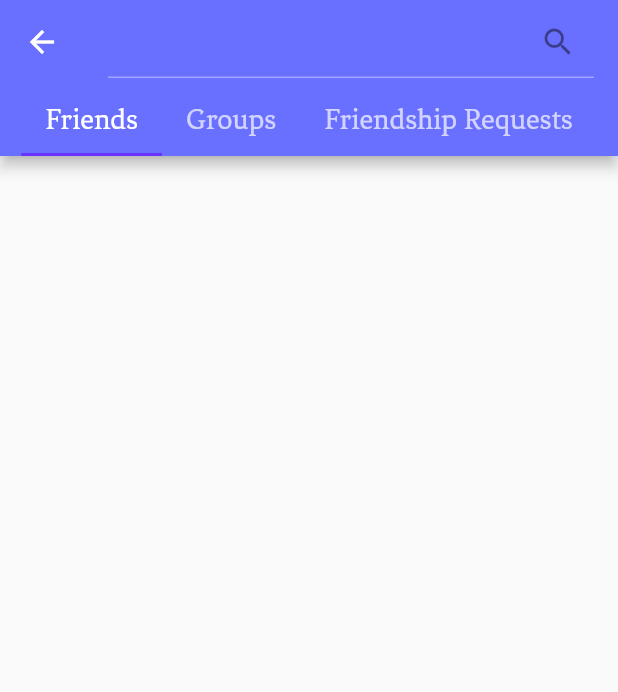
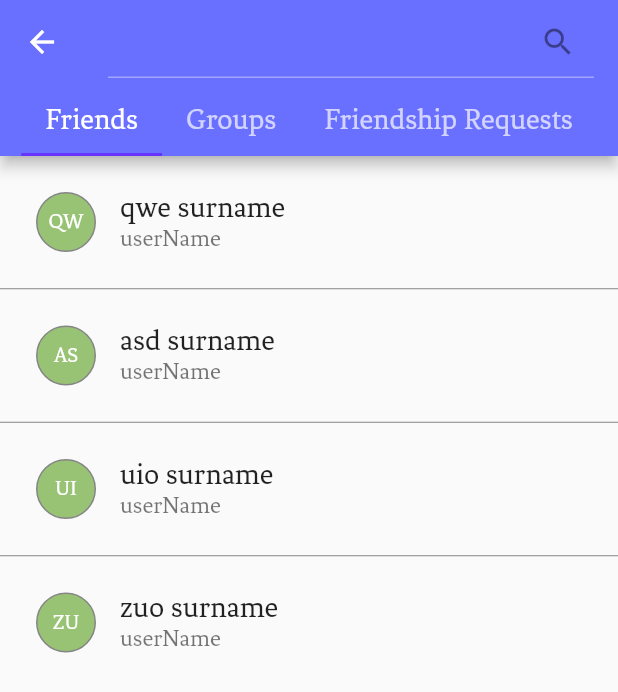
Before and after one commit to yescorp/bill_share_fe, a Flutter app: the screen it shows after launch, on a phone screen of 412 x 824 dp. Shown: the top 692 px of the screen. Run offline on Flutter 3.47's test engine with Material 2 defaults, Android fonts, the phone set to English and light mode, and no system bars; our stand-ins replace bloc, dio, flutter_bloc, flutter_svg, freezed_annotation, get_it and 1 more; missing offline and left inert: mobile_scanner.

Commit message:
friends list screen mock data

```diff
--- a/lib/mobile/components/friend_list_tile.dart
+++ b/lib/mobile/components/friend_list_tile.dart
@@ -3,8 +3,6 @@ import 'package:bill_share/models/user/friend_info.dart';
 import 'package:bill_share/styles/colors.dart';
 import 'package:bill_share/styles/text_styles.dart';
 import 'package:flutter/material.dart';
-import 'package:flutter/src/widgets/framework.dart';
-import 'package:flutter/src/widgets/placeholder.dart';
 
 abstract class FriendListTile extends StatelessWidget {
   final FriendInfo info;
@@ -31,7 +29,7 @@ abstract class FriendListTile extends StatelessWidget {
     Key? key,
     required FriendInfo info,
   }) =>
-      FriendListTileSelect(
+      FriendListTileView(
         key: key,
         info: info,
       );
@@ -39,10 +37,14 @@ abstract class FriendListTile extends StatelessWidget {
   factory FriendListTile.request({
     Key? key,
     required FriendInfo info,
+    VoidCallback? onAccept,
+    VoidCallback? onReject,
   }) =>
       FriendshipRequestListTile(
         key: key,
         info: info,
+        onAccept: onAccept,
+        onReject: onReject,
       );
 }
 
@@ -110,9 +112,15 @@ class FriendListTileView extends FriendListTile {
           heightWidth: 40,
         ),
         title: Text(
-          info.name,
+          '${info.name} ${info.surname}',
           style: const TextStyle(
             fontSize: FontSizes.h3,
+          ),
+        ),
+        subtitle: Text(
+          info.userName,
+          style: const TextStyle(
+            fontSize: FontSizes.p1,
           ),
         ),
       ),
@@ -142,14 +150,22 @@ class FriendshipRequestListTile extends FriendListTile {
           heightWidth: 40,
         ),
         title: Text(
-          info.name,
+          '${info.name} ${info.surname}',
+          style: const TextStyle(
+            fontSize: FontSizes.h3,
+          ),
+        ),
+        subtitle: Text(
+          info.userName,
           style: const TextStyle(
             fontSize: FontSizes.h3,
           ),
         ),
         trailing: Row(
+          mainAxisSize: MainAxisSize.min,
           children: [
             IconButton(
+              iconSize: 30,
               onPressed: onAccept,
               icon: const Icon(
                 Icons.check_circle_outline_outlined,
@@ -158,6 +174,7 @@ class FriendshipRequestListTile extends FriendListTile {
             ),
             const SizedBox(width: 10),
             IconButton(
+              iconSize: 30,
               onPressed: onReject,
               icon: const Icon(
                 Icons.cancel_outlined,
--- a/lib/mobile/pages/friends_list/view/friends_list_cubit.dart
+++ b/lib/mobile/pages/friends_list/view/friends_list_cubit.dart
@@ -2,6 +2,9 @@ import 'package:bill_share/mobile/pages/friends_list/view/friends_list_state.dar
 import 'package:bill_share/services/navigation/api/navigation_provider.dart';
 import 'package:bloc/bloc.dart';
 import 'package:flutter/material.dart';
+
+import '../../../../models/group/group_info.dart';
+import '../../../../models/user/friend_info.dart';
 
 class FriendsListCubit extends BlocBase<FriendsListState> {
   final NavigationProvider navigationProvider;
@@ -11,4 +14,59 @@ class FriendsListCubit extends BlocBase<FriendsListState> {
     super.state, {
     required this.navigationProvider,
   });
+
+  void initialize() {
+    emit(
+      state.copyWith(
+        friends: [
+          const FriendInfo(
+            userId: 'userId',
+            name: 'qwe',
+            surname: 'surname',
+            userName: 'userName',
+          ),
+          const FriendInfo(
+            userId: 'userId',
+            name: 'asd',
+            surname: 'surname',
+            userName: 'userName',
+          ),
+          const FriendInfo(
+            userId: 'userId',
+            name: 'uio',
+            surname: 'surname',
+            userName: 'userName',
+          ),
+          const FriendInfo(
+            userId: 'userId',
+            name: 'zuo',
+            surname: 'surname',
+            userName: 'userName',
+          ),
+        ],
+        groups: [
+          const GroupInfo(friends: [
+            FriendInfo(
+              userId: 'userId',
+              name: 'zuo',
+              surname: 'surname',
+              userName: 'userName',
+            ),
+          ], groupName: 'Group 1', groupId: 'Group 1'),
+        ],
+        friendshipRequests: [
+          const FriendInfo(
+            userId: 'userId',
+            name: 'zuo',
+            surname: 'surname',
+            userName: 'userName',
+          ),
+        ],
+      ),
+    );
+  }
+
+  acceptRequest(int index) {}
+
+  rejectRequest(int index) {}
 }
```
Also changed, not shown: lib/mobile/pages/friends_list/view/friends_list_screen.dart (+8 -0 lines), lib/mobile/pages/select_friends/view/select_friends_cubit.dart (+6 -3 lines).
